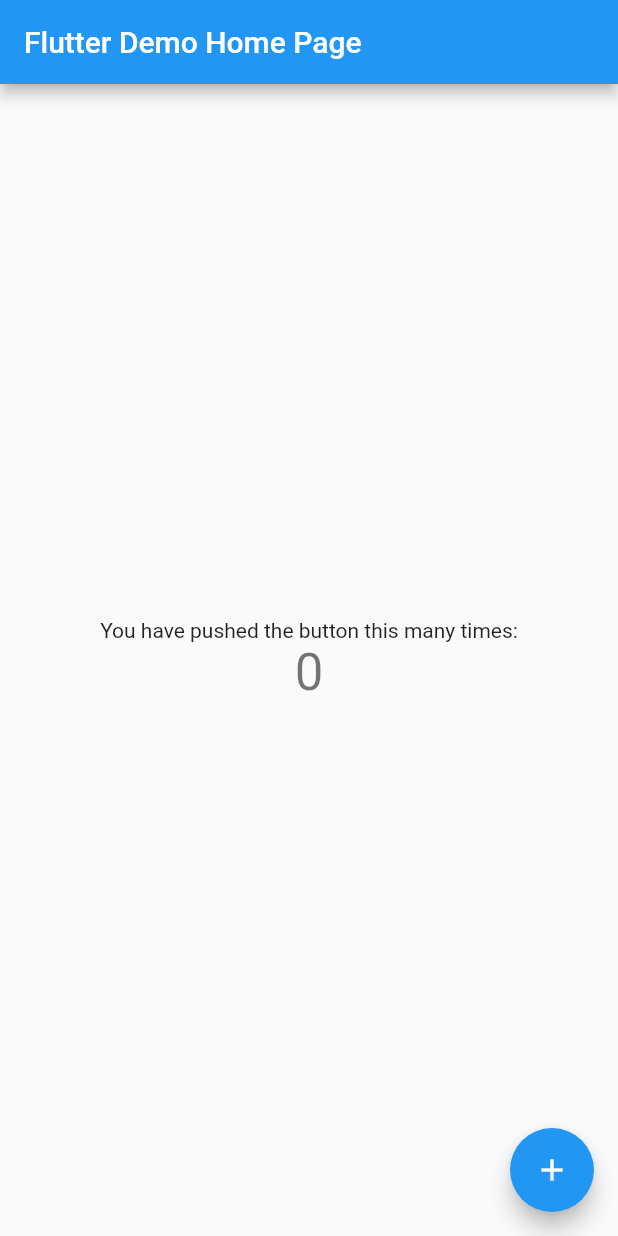
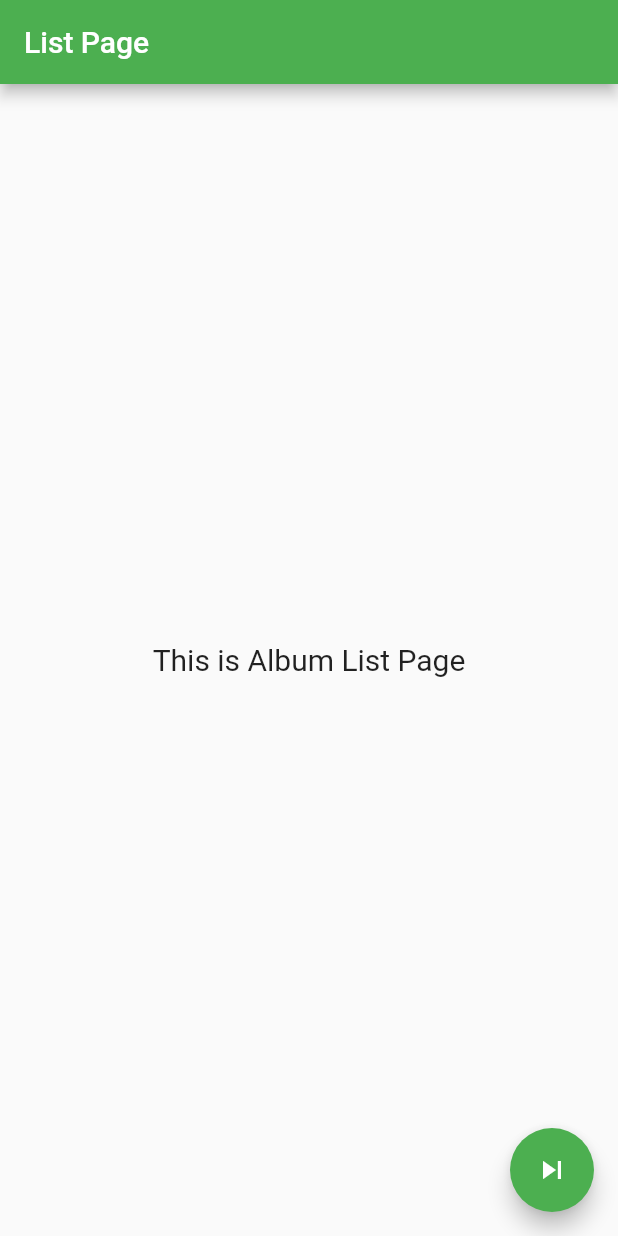
Before and after one commit to Yoh-o21/radwimps-app, a Flutter app: the screen it shows after launch, on a phone screen of 412 x 824 dp. Run offline on Flutter 3.47's test engine with Material 2 defaults, Android fonts, the phone set to English and light mode, and no system bars.

Commit message:
add new file and screen transition function

```diff
--- /dev/null
+++ b/lib/album_list_page.dart
@@ -0,0 +1,33 @@
+import 'package:flutter/material.dart';
+import 'package:radwimps_app/album_about_page.dart';
+
+class AlbumListPage extends StatefulWidget {
+  const AlbumListPage({Key? key}) : super(key: key);
+
+  @override
+  _AlbumListPageState createState() => _AlbumListPageState();
+}
+
+class _AlbumListPageState extends State<AlbumListPage> {
+  @override
+  Widget build(BuildContext context) {
+    return Scaffold(
+      appBar: AppBar(
+        title: const Text('List Page'),
+      ),
+      body: const Center(
+          child:
+              Text('This is Album List Page', style: TextStyle(fontSize: 20))),
+      floatingActionButton: FloatingActionButton(
+        onPressed: () {
+          Navigator.push(
+              context,
+              MaterialPageRoute(
+                  // （2） 実際に表示するページ(ウィジェット)を指定する
+                  builder: (context) => const AlbumAboutPage()));
+        },
+        child: const Icon(Icons.skip_next),
+      ),
+    );
+  }
+}
--- a/lib/main.dart
+++ b/lib/main.dart
@@ -1,115 +1,27 @@
 import 'package:flutter/material.dart';
+import 'album_list_page.dart';
 
+/// エントリーポイント
 void main() {
-  runApp(const MyApp());
+  runApp(const RadwimpsApp());
 }
 
-class MyApp extends StatelessWidget {
-  const MyApp({Key? key}) : super(key: key);
+class RadwimpsApp extends StatelessWidget {
+  /// コンストラクタ
+  const RadwimpsApp({Key? key}) : super(key: key);
 
-  // This widget is the root of your application.
+  /// 画面を作成する
   @override
   Widget build(BuildContext context) {
     return MaterialApp(
-      title: 'Flutter Demo',
+      // アプリケーションのタイトル
+      title: 'RADWIMPS App',
+      // アプリケーションのテーマ
       theme: ThemeData(
-        // This is the theme of your application.
-        //
-        // Try running your application with "flutter run". You'll see the
-        // application has a blue toolbar. Then, without quitting the app, try
-        // changing the primarySwatch below to Colors.green and then invoke
-        // "hot reload" (press "r" in the console where you ran "flutter run",
-        // or simply save your changes to "hot reload" in a Flutter IDE).
-        // Notice that the counter didn't reset back to zero; the application
-        // is not restarted.
-        primarySwatch: Colors.blue,
+        primarySwatch: Colors.green,
       ),
-      home: const MyHomePage(title: 'Flutter Demo Home Page'),
+      // Todoリスト画面を生成しホーム画面とする
+      home: const AlbumListPage(),
     );
   }
 }
-
-class MyHomePage extends StatefulWidget {
-  const MyHomePage({Key? key, required this.title}) : super(key: key);
-
-  // This widget is the home page of your application. It is stateful, meaning
-  // that it has a State object (defined below) that contains fields that affect
-  // how it looks.
-
-  // This class is the configuration for the state. It holds the values (in this
-  // case the title) provided by the parent (in this case the App widget) and
-  // used by the build method of the State. Fields in a Widget subclass are
-  // always marked "final".
-
-  final String title;
-
-  @override
-  State<MyHomePage> createState() => _MyHomePageState();
-}
-
-class _MyHomePageState extends State<MyHomePage> {
-  int _counter = 0;
-
-  void _incrementCounter() {
-    setState(() {
-      // This call to setState tells the Flutter framework that something has
-      // changed in this State, which causes it to rerun the build method below
-      // so that the display can reflect the updated values. If we changed
-      // _counter without calling setState(), then the build method would not be
-      // called again, and so nothing would appear to happen.
-      _counter++;
-    });
-  }
-
-  @override
-  Widget build(BuildContext context) {
-    // This method is rerun every time setState is called, for instance as done
-    // by the _incrementCounter method above.
-    //
-    // The Flutter framework has been optimized to make rerunning build methods
-    // fast, so that you can just rebuild anything that needs updating rather
-    // than having to individually change instances of widgets.
-    return Scaffold(
-      appBar: AppBar(
-        // Here we take the value from the MyHomePage object that was created by
-        // the App.build method, and use it to set our appbar title.
-        title: Text(widget.title),
-      ),
-      body: Center(
-        // Center is a layout widget. It takes a single child and positions it
-        // in the middle of the parent.
-        child: Column(
-          // Column is also a layout widget. It takes a list of children and
-          // arranges them vertically. By default, it sizes itself to fit its
-          // children horizontally, and tries to be as tall as its parent.
-          //
-          // Invoke "debug painting" (press "p" in the console, choose the
-          // "Toggle Debug Paint" action from the Flutter Inspector in Android
-          // Studio, or the "Toggle Debug Paint" command in Visual Studio Code)
-          // to see the wireframe for each widget.
-          //
-          // Column has various properties to control how it sizes itself and
-          // how it positions its children. Here we use mainAxisAlignment to
-          // center the children vertically; the main axis here is the vertical
-          // axis because Columns are vertical (the cross axis would be
-          // horizontal).
-          mainAxisAlignment: MainAxisAlignment.center,
-          children: <Widget>[
-            const Text(
-              'You have pushed the button this many times:',
-            ),
-            Text(
-              '$_counter',
-              style: Theme.of(context).textTheme.headline4,
-            ),
-          ],
-        ),
-      ),
-      floatingActionButton: FloatingActionButton(
-        onPressed: _incrementCounter,
-        tooltip: 'Increment',
-        child: const Icon(Icons.add),
-      ), // This trailing comma makes auto-formatting nicer for build methods.
-    );
-  }
-}
```
Also changed, not shown: lib/album_about_page.dart (added, +21 -0 lines).
